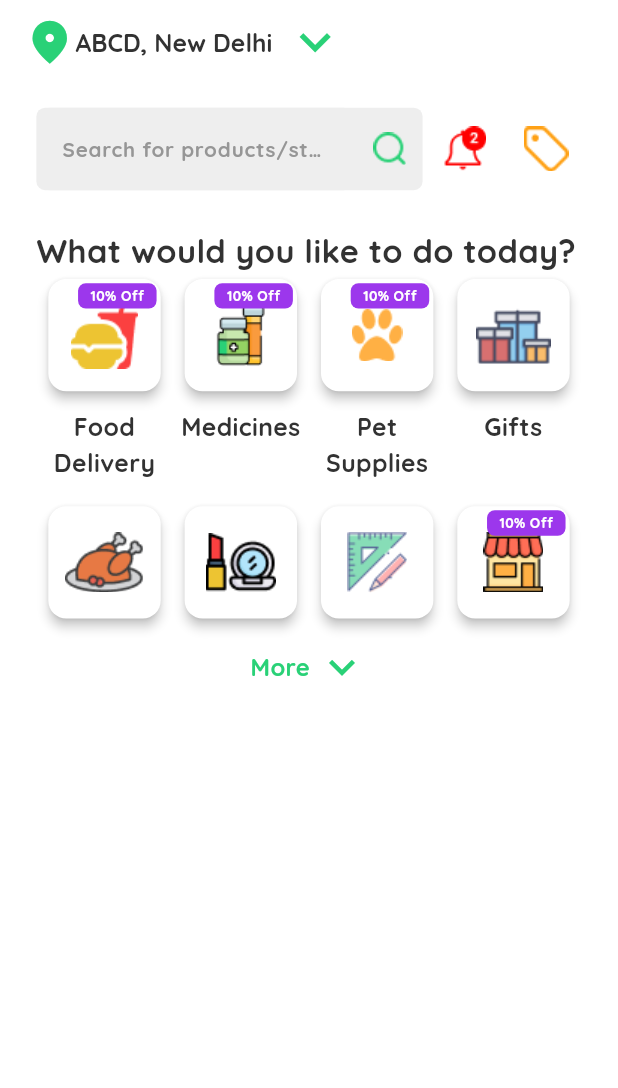
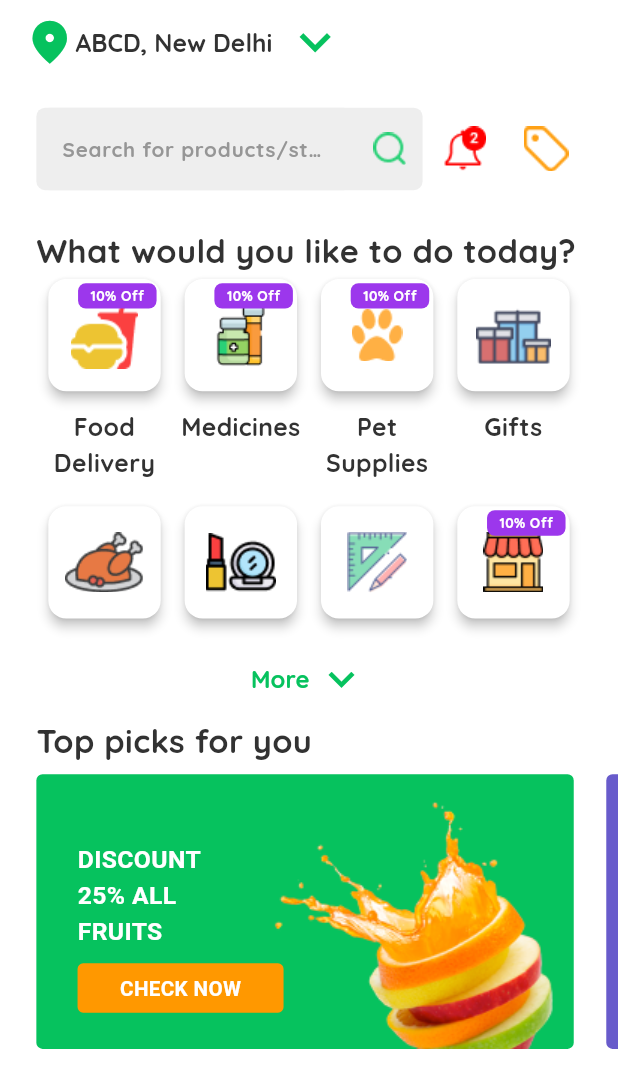
Before and after one commit to hijasahamed/BW-One-E-commerce-Ui-Api, a Flutter app: the screen it shows after launch, on a phone screen of 412 x 824 dp. Shown: the top 1088 px of the screen. Run offline on Flutter 3.47's test engine with Material 3 defaults, Android fonts, the phone set to English and light mode, and no system bars.

Commit message:
second section completed

```diff
--- a/lib/model/colors.dart
+++ b/lib/model/colors.dart
@@ -2,7 +2,7 @@ import 'package:flutter/material.dart';
 
 const appbackgroundWhite = Colors.white;
 const textGreyColor = Color(0xFF323232);
-const buttonGreenColor = Color(0xFF29D177);
+const buttonGreenColor = Color(0xFF06C25E);
 const searchContainerColor = Color(0xFFEEEEEE);
 const searchContainerTextColor = Color(0xFF969696);
 const offerContainerColor = Color(0xFF9C37EC);
--- a/lib/view/home_screen/body/body_widget.dart
+++ b/lib/view/home_screen/body/body_widget.dart
@@ -1,4 +1,5 @@
 import 'package:bw_week_one_e_commerce/view/home_screen/body/first_section/first_section.dart';
+import 'package:bw_week_one_e_commerce/view/home_screen/body/second_section/second_section.dart';
 import 'package:flutter/material.dart';
 
 class BodyWidget extends StatelessWidget {
@@ -7,13 +8,12 @@ class BodyWidget extends StatelessWidget {
   @override
   Widget build(BuildContext context) {
     return SingleChildScrollView(
-      child: Padding(
-        padding: EdgeInsets.all(screenSize.width/17),
-        child: Column(
-          children: [
-            FirstSection(screenSize: screenSize,)
-          ],
-        ),
+      child: Column(
+        crossAxisAlignment: CrossAxisAlignment.start,
+        children: [
+          FirstSection(screenSize: screenSize,),
+          SecondSection(screenSize: screenSize)
+        ],
       ),
     );
   }
--- a/lib/view/home_screen/body/first_section/first_section.dart
+++ b/lib/view/home_screen/body/first_section/first_section.dart
@@ -8,7 +8,9 @@ class FirstSection extends StatelessWidget {
   final Size screenSize;
   @override
   Widget build(BuildContext context) {
-    return Column(
+    return Padding(
+      padding: EdgeInsets.only(left: screenSize.width/17, right: screenSize.width/17,top: screenSize.width/17),
+      child: Column(
         crossAxisAlignment: CrossAxisAlignment.start,
         children: [
           TextWidget(
@@ -18,7 +20,11 @@ class FirstSection extends StatelessWidget {
               size: screenSize.width / 19,
               weight: FontWeight.bold),
           CatogaryList(screenSize: screenSize),
-        Row(
+          TextButton(
+            onPressed: () {
+
+            },
+            child: Row(
             mainAxisAlignment: MainAxisAlignment.center,
             children: [
               TextWidget(text: 'More', color: buttonGreenColor, fontStyle: 'QuickSand', size: screenSize.width/26, weight: FontWeight.bold),
@@ -26,7 +32,9 @@ class FirstSection extends StatelessWidget {
               Icon(Icons.keyboard_arrow_down,color: buttonGreenColor,size: screenSize.width/12,)
             ],
           )
+          )
         ],
+      ),
     );
   }
 }
--- /dev/null
+++ b/lib/view/home_screen/body/second_section/discount_cards/discount_cards.dart
@@ -0,0 +1,93 @@
+
+import 'package:bw_week_one_e_commerce/model/colors.dart';
+import 'package:bw_week_one_e_commerce/model/textwidget.dart';
+import 'package:flutter/material.dart';
+
+class DiscountCards extends StatelessWidget {
+  const DiscountCards({
+    super.key,
+    required this.screenSize,
+  });
+
+  final Size screenSize;
+
+  @override
+  Widget build(BuildContext context) {
+    return SizedBox(
+      height: screenSize.height / 4.5,
+      child: Padding(
+        padding: EdgeInsets.only(left: screenSize.width / 17),
+        child: ListView.builder(
+          itemCount: 2,
+          scrollDirection: Axis.horizontal,
+          itemBuilder: (context, index) {
+            return Padding(
+              padding: EdgeInsets.only(
+                right: screenSize.width / 19,
+              ),
+              child: Container(
+                width: screenSize.width / 1.15,
+                decoration: BoxDecoration(
+                  borderRadius:
+                      BorderRadius.circular(screenSize.width / 100),
+                  color: index == 0
+                      ? buttonGreenColor
+                      : const Color(0xFF685BCB),
+                ),
+                child: Stack(
+                  children: [
+                    Positioned(
+                      right: screenSize.width / 100,
+                      child: Image.asset(
+                        'assets/images/Figma_Resources_2-removebg-preview 1.png',
+                      ),
+                    ),
+                    Positioned(
+                      left: screenSize.width / 15,
+                      top: screenSize.width / 9,
+                      child: Column(
+                        mainAxisAlignment: MainAxisAlignment.center,
+                        crossAxisAlignment: CrossAxisAlignment.start,
+                        children: [
+                          SizedBox(
+                              width: screenSize.width / 4,
+                              child: TextWidget(
+                                text: 'DISCOUNT 25% ALL FRUITS',
+                                color: appbackgroundWhite,
+                                fontStyle: '',
+                                size: screenSize.width / 25,
+                                weight: FontWeight.bold,
+                                maxline: true,
+                              )),
+                          SizedBox(
+                            height: screenSize.height / 100,
+                          ),
+                          Container(
+                            height: screenSize.height / 25,
+                            width: screenSize.width / 3,
+                            decoration: BoxDecoration(
+                                borderRadius: BorderRadius.circular(
+                                    screenSize.width / 110),
+                                color: Colors.orange),
+                            child: Center(
+                              child: TextWidget(
+                                  text: 'CHECK NOW',
+                                  color: appbackgroundWhite,
+                                  fontStyle: '',
+                                  size: screenSize.width / 30,
+                                  weight: FontWeight.bold),
+                            ),
+                          )
+                        ],
+                      ),
+                    )
+                  ],
+                ),
+              ),
+            );
+          },
+        ),
+      ),
+    );
+  }
+}
--- /dev/null
+++ b/lib/view/home_screen/body/second_section/second_section.dart
@@ -0,0 +1,21 @@
+import 'package:bw_week_one_e_commerce/view/home_screen/body/second_section/discount_cards/discount_cards.dart';
+import 'package:bw_week_one_e_commerce/view/home_screen/body/second_section/second_section_title/second_section_title.dart';
+import 'package:flutter/material.dart';
+
+class SecondSection extends StatelessWidget {
+  const SecondSection({super.key, required this.screenSize});
+  final Size screenSize;
+  @override
+  Widget build(BuildContext context) {
+    return Column(
+      crossAxisAlignment: CrossAxisAlignment.start,
+      children: [
+        SecondSectionTitle(screenSize: screenSize),
+        SizedBox(
+          height: screenSize.height / 120,
+        ),
+        DiscountCards(screenSize: screenSize)
+      ],
+    );
+  }
+}
--- /dev/null
+++ b/lib/view/home_screen/body/second_section/second_section_title/second_section_title.dart
@@ -0,0 +1,28 @@
+import 'package:bw_week_one_e_commerce/model/colors.dart';
+import 'package:bw_week_one_e_commerce/model/textwidget.dart';
+import 'package:flutter/material.dart';
+
+class SecondSectionTitle extends StatelessWidget {
+  const SecondSectionTitle({
+    super.key,
+    required this.screenSize,
+  });
+
+  final Size screenSize;
+
+  @override
+  Widget build(BuildContext context) {
+    return Padding(
+      padding: EdgeInsets.only(
+        left: screenSize.width / 17,
+        right: screenSize.width / 17,
+      ),
+      child: TextWidget(
+          text: 'Top picks for you',
+          color: textGreyColor,
+          fontStyle: 'QuickSand',
+          size: screenSize.width / 19,
+          weight: FontWeight.bold),
+    );
+  }
+}
```
Also changed, not shown: pubspec.yaml (+8 -19 lines), assets/images/Figma_Resources_2-removebg-preview 1.png (added), pubspec.lock. Lines whose indentation alone changed are shown as unchanged.
